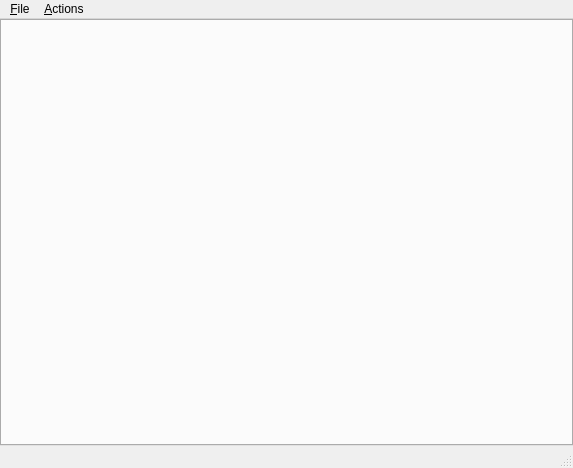
The window that mainwindow.ui (sr9000/Editable-Tree-Model-Example) describes before a commit, drawn with Qt 5.
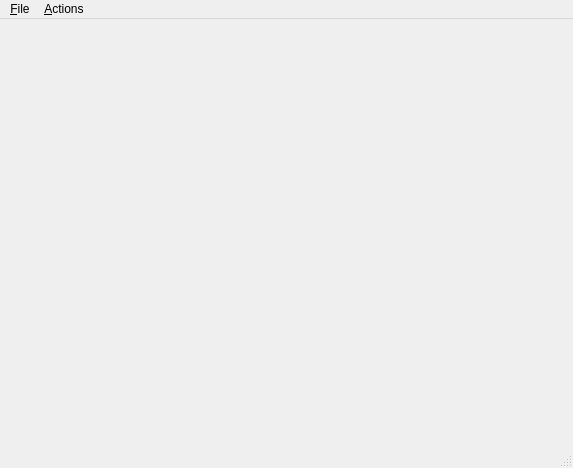
The same window after the commit.

```diff
--- a/mainwindow.ui
+++ b/mainwindow.ui
@@ -26,6 +26,15 @@
       <property name="currentIndex">
        <number>-1</number>
       </property>
+      <property name="documentMode">
+       <bool>true</bool>
+      </property>
+      <property name="tabsClosable">
+       <bool>true</bool>
+      </property>
+      <property name="movable">
+       <bool>true</bool>
+      </property>
      </widget>
     </item>
    </layout>
```
